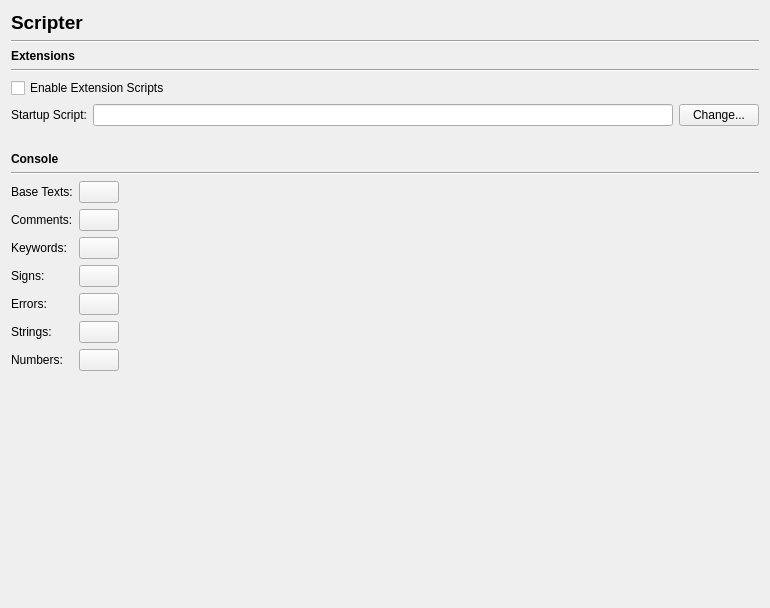
Before: the Qt Designer form scribus/plugins/scriptplugin_py2x/prefs_scripterbase.ui in scribusproject/scribus, drawn with Qt 5.
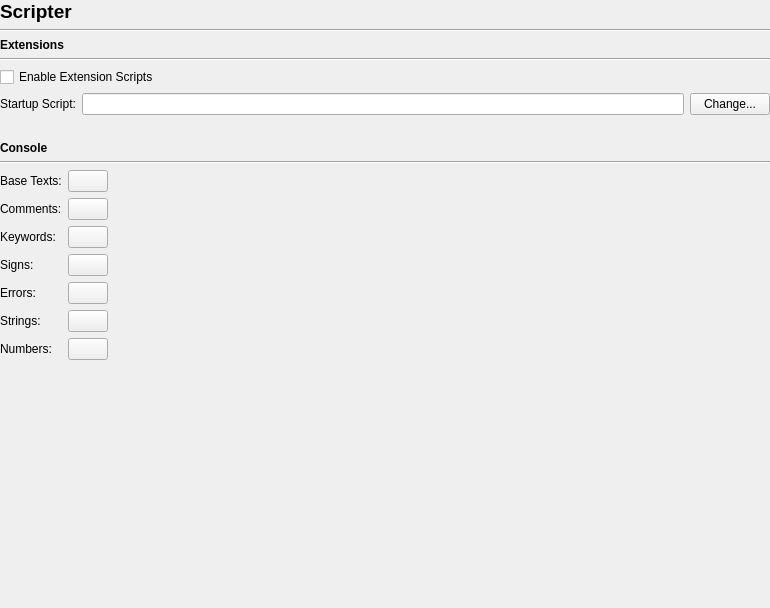
After: the same form once the commit is applied.

The edit to the form file:
```diff
--- a/scribus/plugins/scriptplugin_py2x/prefs_scripterbase.ui
+++ b/scribus/plugins/scriptplugin_py2x/prefs_scripterbase.ui
@@ -14,6 +14,18 @@
    <string notr="true">Form</string>
   </property>
   <layout class="QVBoxLayout" name="verticalLayout_3">
+   <property name="leftMargin">
+    <number>0</number>
+   </property>
+   <property name="topMargin">
+    <number>0</number>
+   </property>
+   <property name="rightMargin">
+    <number>0</number>
+   </property>
+   <property name="bottomMargin">
+    <number>0</number>
+   </property>
    <item>
     <widget class="QLabel" name="titleLabel">
      <property name="font">
```
